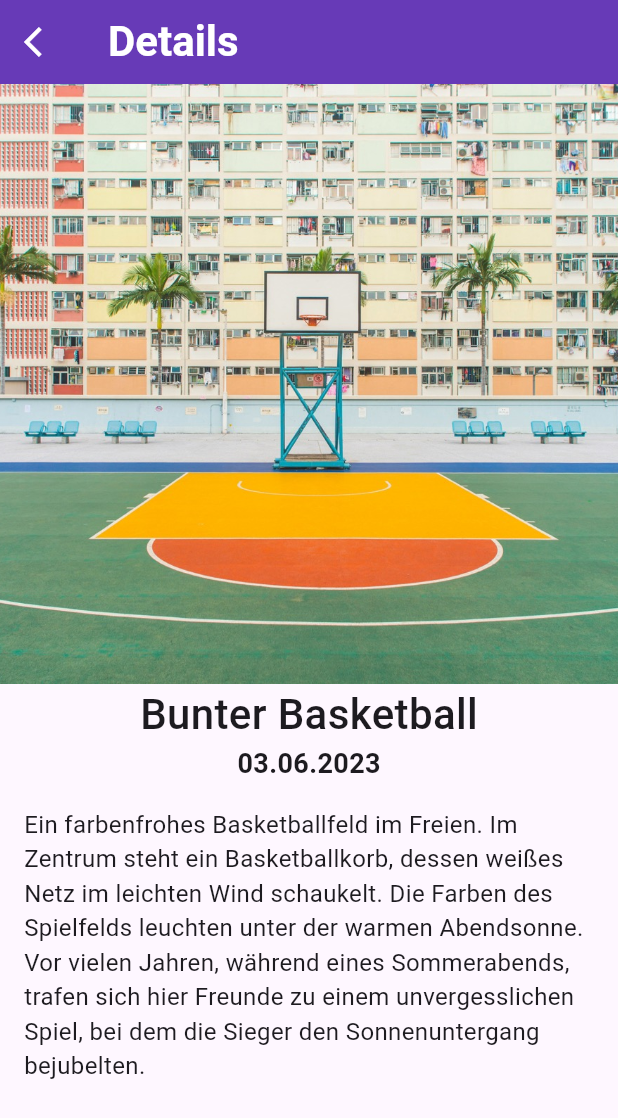
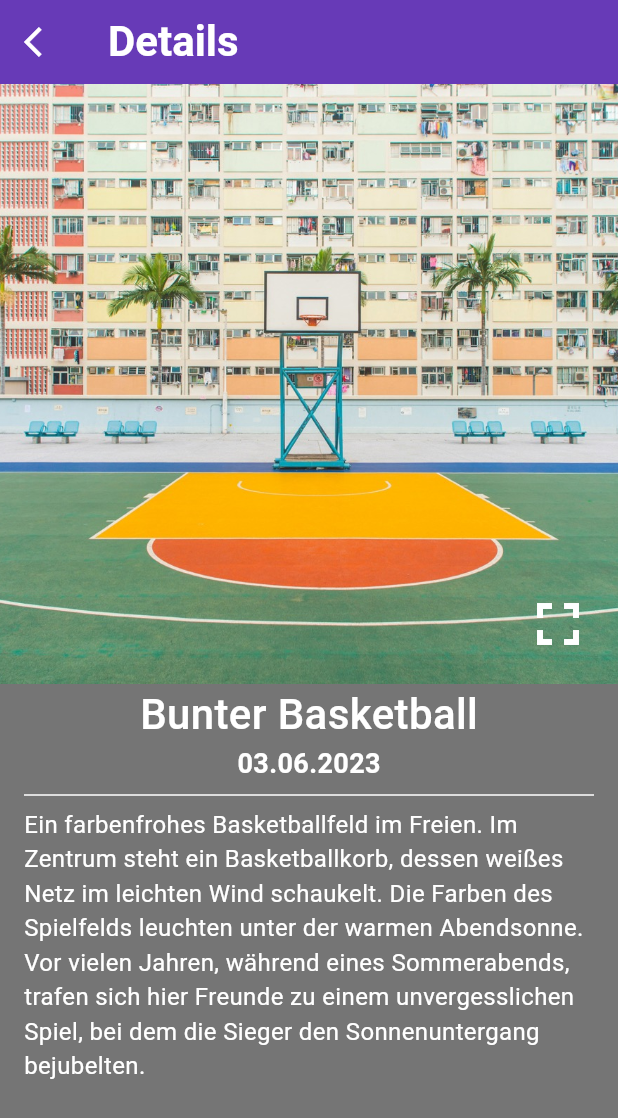
Before and after one commit to Sascha-create/gallery_app_3000, a Flutter app: the DetailsScreen screen opened directly with sample values from the repository, on a phone screen of 412 x 824 dp. Shown: the top 1118 px of the screen. Run offline on Flutter 3.47's test engine with Material 3 defaults, Android fonts, the phone set to English and light mode, and no system bars.

Commit message:
modified design gridview and details

```diff
--- a/lib/features/gallery/screens/details_screen.dart
+++ b/lib/features/gallery/screens/details_screen.dart
@@ -1,5 +1,6 @@
 import 'package:flutter/material.dart';
 import 'package:gallery_app_3000/features/gallery/models/gallery_item.dart';
+import 'package:gallery_app_3000/features/gallery/screens/image_full_screen.dart';
 
 class DetailsScreen extends StatelessWidget {
   const DetailsScreen({super.key, required this.galleryItem});
@@ -9,6 +10,7 @@ class DetailsScreen extends StatelessWidget {
   @override
   Widget build(BuildContext context) {
     return Scaffold(
+      backgroundColor: Colors.grey.shade600,
       appBar: AppBar(
         leading: IconButton(
           icon: const Icon(Icons.arrow_back_ios, color: Colors.white),
@@ -20,31 +22,53 @@ class DetailsScreen extends StatelessWidget {
                 fontSize: 28, fontWeight: FontWeight.w700, color: Colors.white),
             "Details"),
       ),
-      body: SingleChildScrollView(
-        child: Column(
+      body: Column(
         mainAxisSize: MainAxisSize.min,
         children: [
+          Stack(children: [
             SizedBox(
                 height: 400,
                 width: double.infinity,
                 child: Image.asset(fit: BoxFit.cover, galleryItem.imagePath)),
+            Positioned(
+                bottom: 8,
+                right: 8,
+                child: IconButton(
+                    onPressed: () {
+                      Navigator.push(
+                          context,
+                          MaterialPageRoute(
+                              builder: (context) =>
+                                  ImageFullScreen(galleryItem: galleryItem)));
+                    },
+                    icon: const Icon(
+                        size: 48, color: Colors.white, Icons.fullscreen)))
+          ]),
           Text(
-                style:
-                    const TextStyle(fontSize: 28, fontWeight: FontWeight.w500),
+              style: const TextStyle(
+                  fontSize: 28,
+                  fontWeight: FontWeight.w500,
+                  color: Colors.white),
               galleryItem.imageTitle),
           Text(
-                style:
-                    const TextStyle(fontSize: 18, fontWeight: FontWeight.w700),
+              style: const TextStyle(
+                  fontSize: 18,
+                  fontWeight: FontWeight.w700,
+                  color: Colors.white),
               galleryItem.imageDate),
+          Divider(
+            indent: 16,
+            endIndent: 16,
+            color: Colors.white,
+          ),
           Padding(
-              padding: const EdgeInsets.all(16.0),
+            padding: const EdgeInsets.symmetric(horizontal: 16.0),
             child: Text(
-                  style: const TextStyle(fontSize: 16),
+                style: const TextStyle(fontSize: 16, color: Colors.white),
                 galleryItem.imageDescription),
           ),
         ],
       ),
-      ),
     );
   }
 }
```
Also changed, not shown: lib/features/gallery/screens/image_full_screen.dart (added, +29 -0 lines), lib/features/gallery/widgets/gallery_card.dart (+4 -14 lines). Lines whose indentation alone changed are shown as unchanged.
